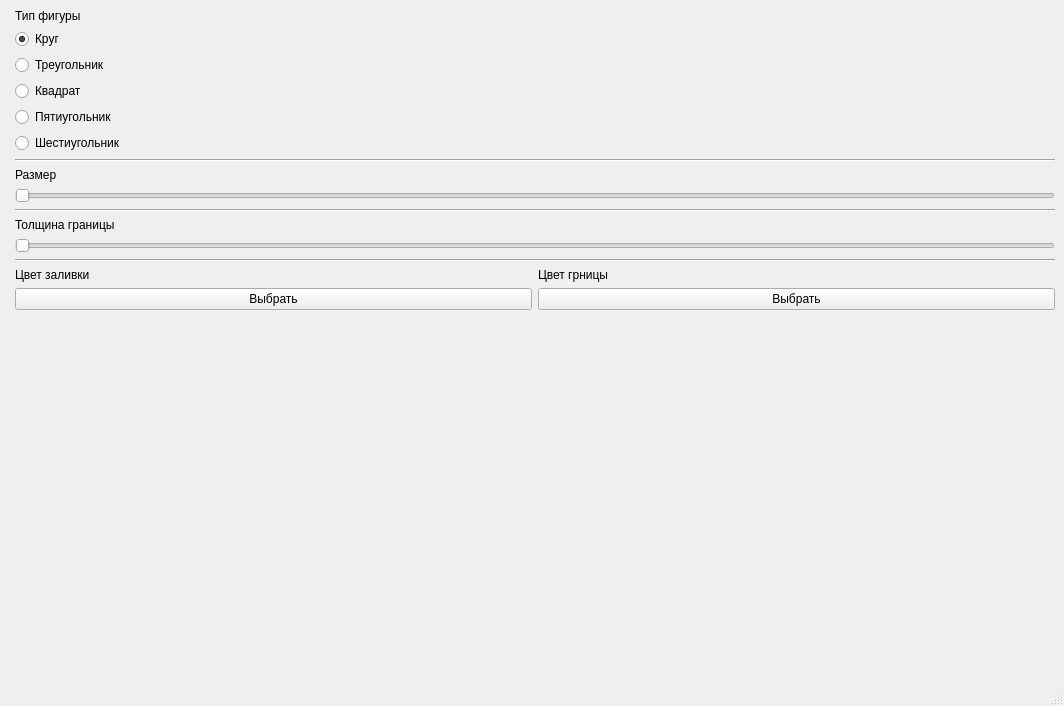
First picture: the form in mainwindow.ui, repository maksiplus19/patterns_lab2, before the edit.
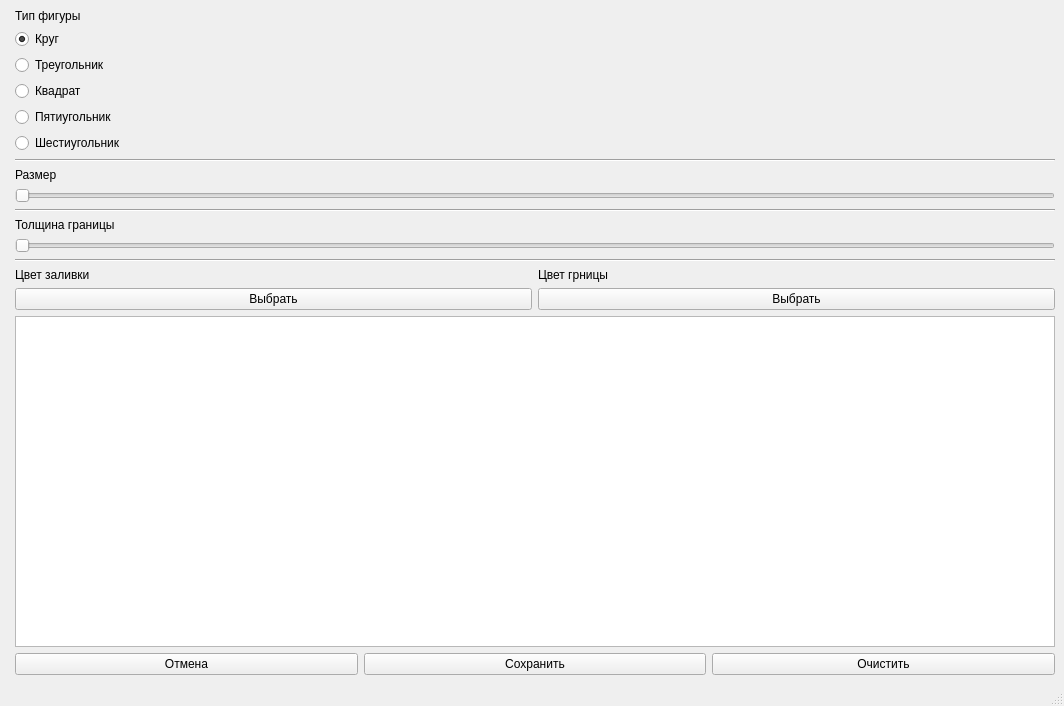
Second picture: the form after the edit.

```diff
--- a/mainwindow.ui
+++ b/mainwindow.ui
@@ -158,17 +158,35 @@
          </layout>
         </item>
         <item>
-         <spacer name="verticalSpacer">
-          <property name="orientation">
-           <enum>Qt::Vertical</enum>
+         <widget class="QListWidget" name="memoryList"/>
+        </item>
+        <item>
+         <layout class="QHBoxLayout" name="horizontalLayout">
+          <property name="topMargin">
+           <number>0</number>
           </property>
-          <property name="sizeHint" stdset="0">
-           <size>
-            <width>20</width>
-            <height>40</height>
-           </size>
-          </property>
-         </spacer>
+          <item>
+           <widget class="QPushButton" name="undoButton">
+            <property name="text">
+             <string>Отмена</string>
+            </property>
+           </widget>
+          </item>
+          <item>
+           <widget class="QPushButton" name="saveButton">
+            <property name="text">
+             <string>Сохранить</string>
+            </property>
+           </widget>
+          </item>
+          <item>
+           <widget class="QPushButton" name="clearButton">
+            <property name="text">
+             <string>Очистить</string>
+            </property>
+           </widget>
+          </item>
+         </layout>
         </item>
        </layout>
       </item>
```
Left out of the diff: 13 changed lines with no effect on the pictures.
